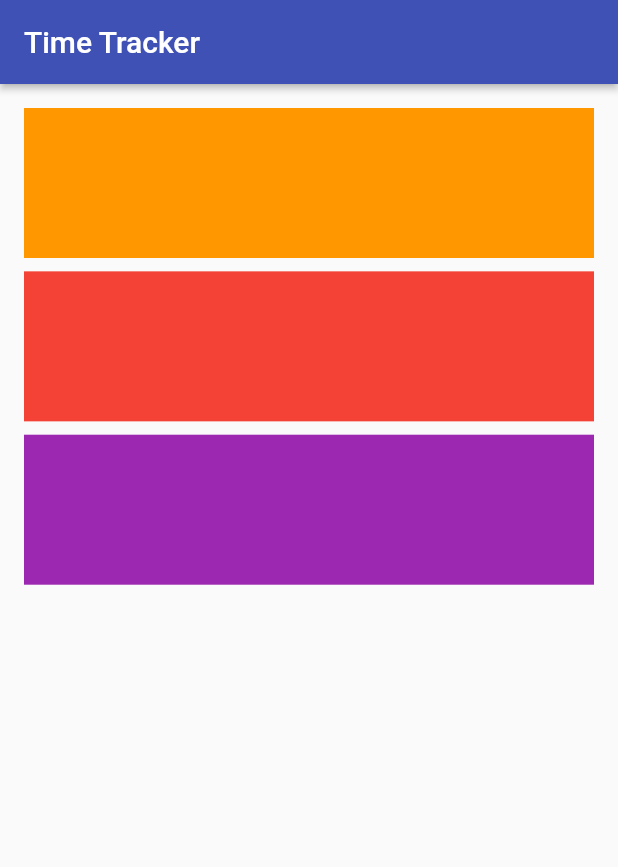
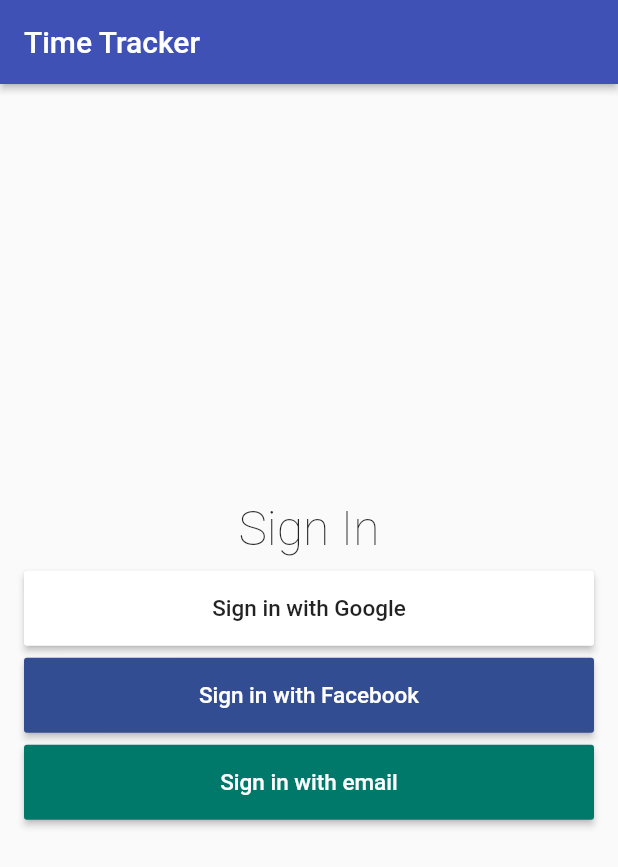
Before and after one commit to huxaiphaer/timetrackerapp, a Flutter app: the screen it shows after launch, on a phone screen of 412 x 824 dp. Shown: the top 867 px of the screen. Run offline on Flutter 3.47's test engine with Material 2 defaults, Android fonts, the phone set to English and light mode, and no system bars.

Commit message:
Implement buttons

```diff
--- a/lib/app/sign_in/sign_in_page.dart
+++ b/lib/app/sign_in/sign_in_page.dart
@@ -1,4 +1,5 @@
 import 'package:flutter/material.dart';
+import 'package:timetrackerapp/custom_widgets/sign_in_custom_button.dart';
 
 class SignInPage extends StatelessWidget {
   @override
@@ -9,6 +10,7 @@
         elevation: 2.0,
       ),
       body: _buildContent(),
+      backgroundColor: Colors.grey[50],
     );
   }
 
@@ -17,33 +19,42 @@
       padding: EdgeInsets.all(16.0),
       child: Column(
           crossAxisAlignment: CrossAxisAlignment.stretch,
+          mainAxisAlignment: MainAxisAlignment.center,
           children: <Widget>[
-            Container(
-            color: Colors.orange,
-            child: SizedBox(
-              height: 100.0,
-            ),
+            Text(
+              'Sign In',
+              textAlign: TextAlign.center,
+              style: TextStyle(fontSize: 32.0, fontWeight: FontWeight.w100),
             ),
             SizedBox(
               height: 8.9,
             ),
-          Container(
-            color: Colors.red,
-            child: SizedBox(
-              height: 100.0,
+            SignInButton(
+              text: 'Sign in with Google',
+              color: Colors.white,
+              textColor: Colors.black87,
+              onPressed: () {},
             ),
+
+            SizedBox(
+              height: 8.0,
+            ),
+            SignInButton(
+              text: 'Sign in with Facebook',
+              color: Color(0xFF334D92),
+              textColor: Colors.white,
+              onPressed: () {},
             ),
             SizedBox(
-            height: 8.9,
+              height: 8.0,
             ),
-          Container(
-            color: Colors.purple,
-            child: SizedBox(
-              height: 100.0,
-            ),
+            SignInButton(
+              text: 'Sign in with email',
+              color: Colors.teal[700],
+              textColor: Colors.white,
+              onPressed: () {},
             )
-        ],
-      ),
+          ]),
     );
   }
 }
--- /dev/null
+++ b/lib/custom_widgets/sign_in_custom_button.dart
@@ -0,0 +1,19 @@
+import 'package:flutter/material.dart';
+import 'package:timetrackerapp/custom_widgets/custom_raised_button.dart';
+
+class SignInButton extends CustomRaisedButton {
+
+  SignInButton({
+    String text,
+    Color color,
+    Color textColor,
+    VoidCallback onPressed,
+}) : super(
+    child: Text(text, style: TextStyle(color: textColor, fontSize: 15.0,
+    ),),
+    height: 40.0,
+    color: color,
+    onPressed: onPressed,
+
+  );
+}
```
Also changed, not shown: lib/custom_widgets/custom_raised_button.dart (added, +33 -0 lines). Lines whose indentation alone changed are shown as unchanged.
